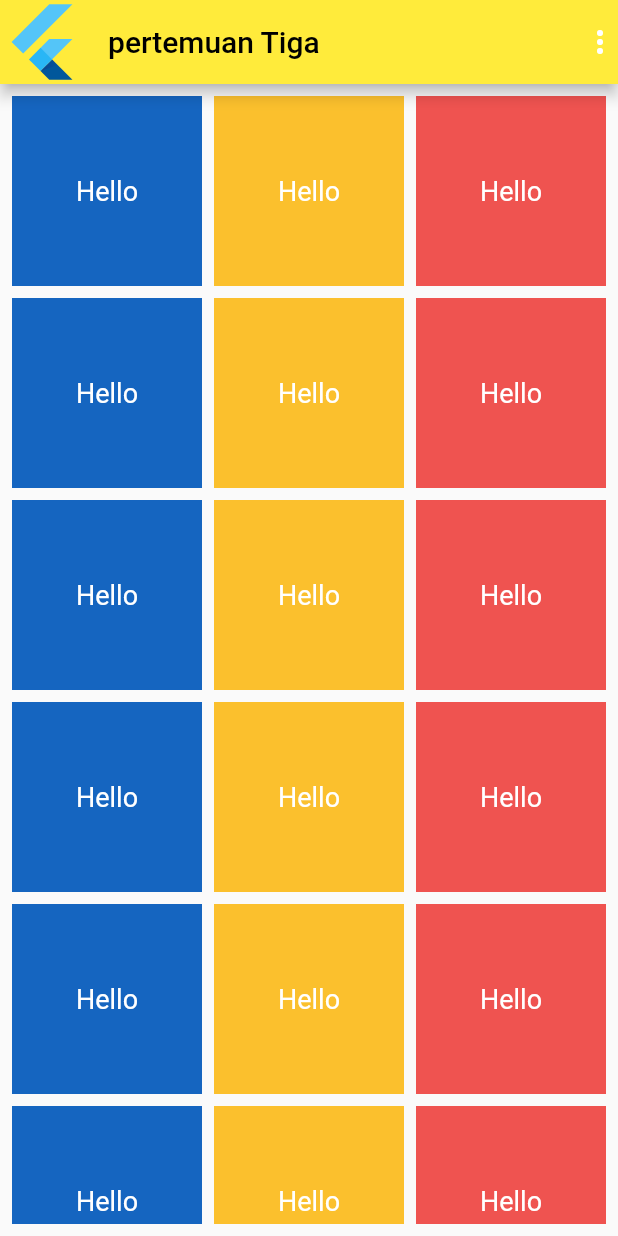
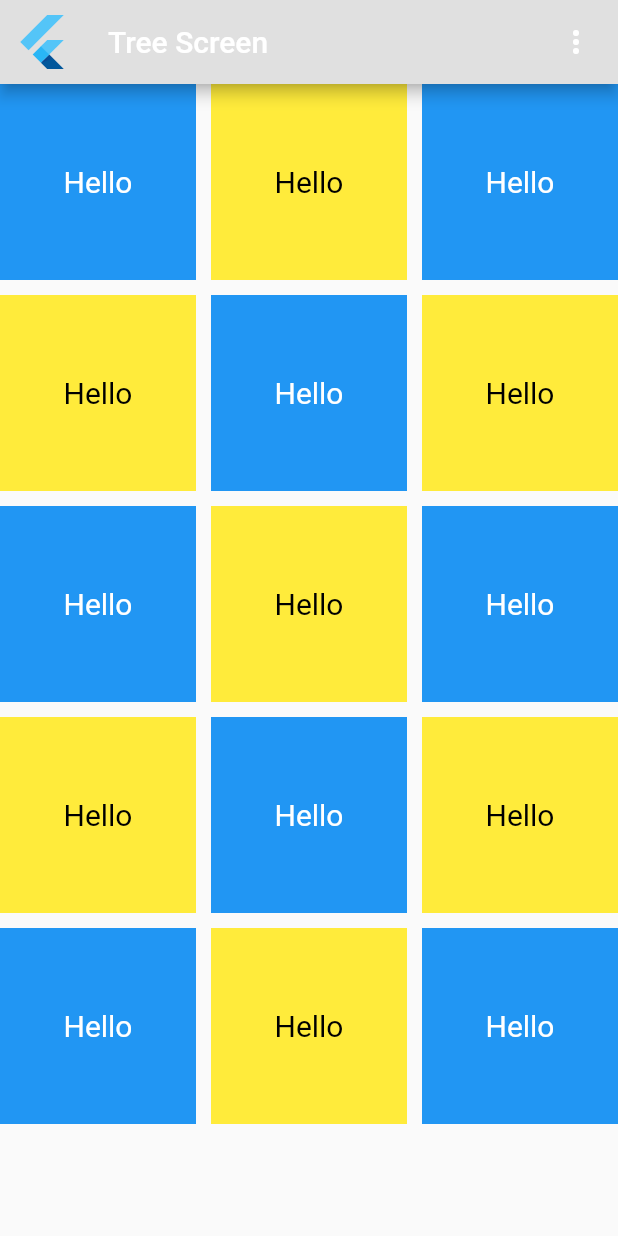
Before and after one commit to Rendi2003/2406138_Rendi_Ramdani, a Flutter app: the NumberThreeScreen screen opened directly, on a phone screen of 412 x 824 dp. Run offline on Flutter 3.47's test engine with Material 3 defaults, Android fonts, the phone set to English and light mode, and no system bars.

Commit message:
Update number_Three_screen.dart

```diff
--- a/latihan_1/lib/views/number_Three_screen.dart
+++ b/latihan_1/lib/views/number_Three_screen.dart
@@ -7,48 +7,46 @@ class NumberThreeScreen extends StatelessWidget {
   Widget build(BuildContext context) {
     return Scaffold(
       appBar: AppBar(
-        backgroundColor: Colors.yellow,
-        leading: FlutterLogo(),
-        title: Text(
-          'pertemuan Tiga',
-          style: TextStyle(color: Colors.black),
+        leading: IconButton(
+          icon: const FlutterLogo(
+            size: 40,
           ),
-        actions: [Icon(Icons.more_vert)],
+          onPressed: () {
+            Navigator.of(context).pop();
+          },
         ),
-      body: Padding(
-        padding: const EdgeInsets.all(8.0),
-        child: GridView.builder(
+        title: const Row(
+          mainAxisAlignment: MainAxisAlignment.spaceBetween,
+          children: [
+            Text('Tree Screen'),
+            Icon(Icons.more_vert),
+          ],
+        ),
+        backgroundColor: Colors.grey.shade300,
+      ),
+      body: GridView.builder(
         gridDelegate: const SliverGridDelegateWithFixedCrossAxisCount(
-            crossAxisCount: 3, // 3 kotak per baris
-            crossAxisSpacing: 8,
-            mainAxisSpacing: 8,
+          crossAxisCount: 3,
+          mainAxisSpacing: 10.0,
+          crossAxisSpacing: 10.0,
         ),
-          itemCount: 30, // Bisa kamu sesuaikan
+        itemCount: 15,
         itemBuilder: (context, index) {
-            Color backgroundColor;
-
-            if (index % 3 == 0) {
-              backgroundColor = Colors.blue[800]!;
-            } else if (index % 3 == 1) {
-              backgroundColor = Colors.yellow[700]!;
-            } else {
-              backgroundColor = Colors.red[400]!;
-            }
-
+          final color = index % 2 == 0 ? Colors.blue : Colors.yellow;
           return Container(
-              color: backgroundColor,
-              alignment: Alignment.center,
-              child: const Text(
+            color: color,
+            child: Center(
+              child: Text(
                 'Hello',
                 style: TextStyle(
-                  fontSize: 18,
-                  color: Colors.white,
+                  color: color == Colors.blue ? Colors.white : Colors.black,
+                  fontSize: 20.0,
+                ),
               ),
             ),
           );
         },
       ),
-      ),
     );
   }
 }
```
Lines whose indentation alone changed are shown as unchanged.
